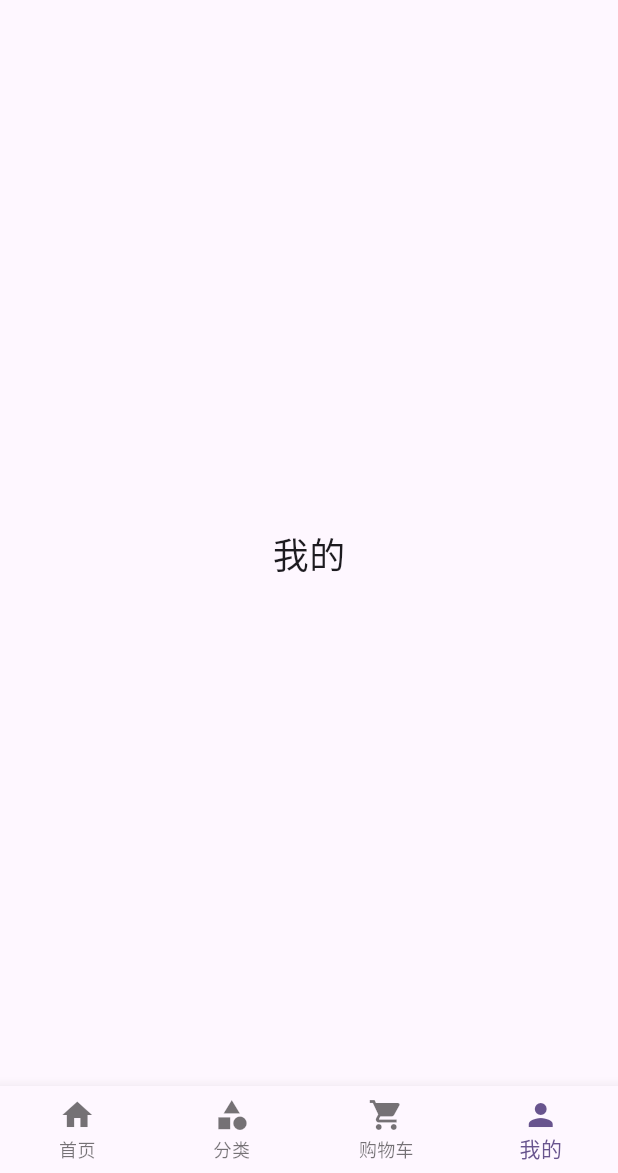
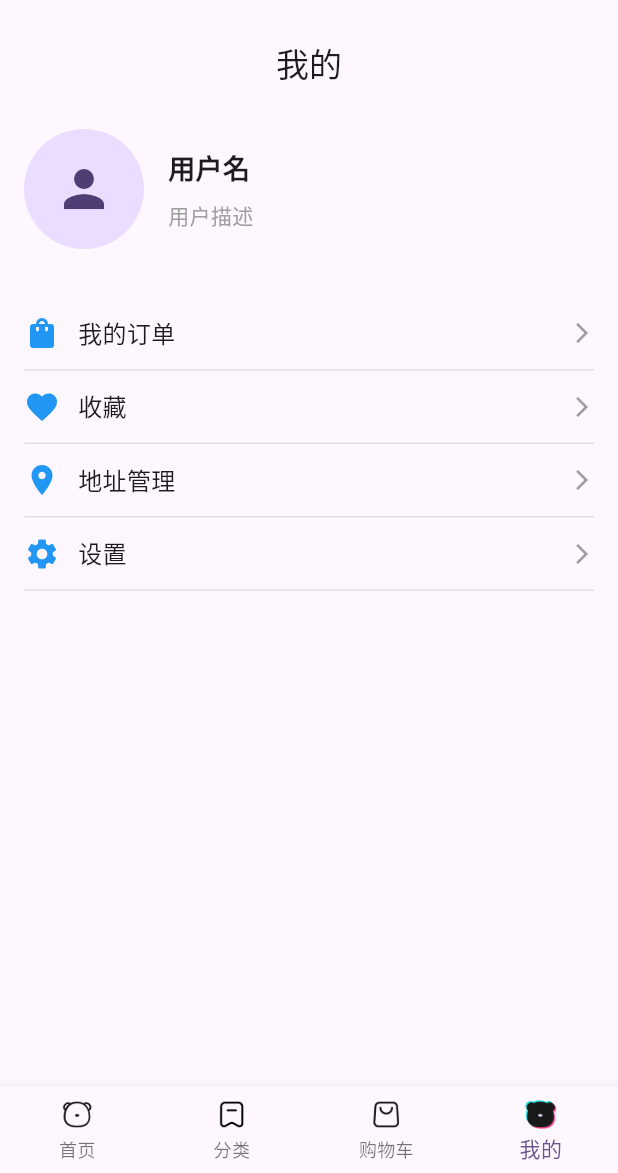
Before and after one commit to GoldenSide/flutter_shop, a Flutter app: the screen it shows after launch, item 4 of the bottom bar chosen, on a phone screen of 412 x 824 dp, the part 63-1236 px from its top. Run offline on Flutter 3.47's test engine with Material 3 defaults, Android fonts, the phone set to English and light mode, and no system bars.

Commit message:
构建页面组件的内容

```diff
--- a/lib/pages/Main/index.dart
+++ b/lib/pages/Main/index.dart
@@ -1,5 +1,8 @@
-
 import 'package:flutter/material.dart';
+import 'package:flutter_dianshang/pages/Cart/index.dart';
+import 'package:flutter_dianshang/pages/Category/index.dart';
+import 'package:flutter_dianshang/pages/Home/index.dart';
+import 'package:flutter_dianshang/pages/Mine/index.dart';
 
 class MainPage extends StatefulWidget {
   const MainPage({Key? key}) : super(key: key);
@@ -11,12 +14,49 @@ class MainPage extends StatefulWidget {
 class _MainPageState extends State<MainPage> {
   int _currentIndex = 0;
 
-	final List<Widget> _pages = [
-		const Center(child: Text('首页', style: TextStyle(fontSize: 24))),
-		const Center(child: Text('分类', style: TextStyle(fontSize: 24))),
-		const Center(child: Text('购物车', style: TextStyle(fontSize: 24))),
-		const Center(child: Text('我的', style: TextStyle(fontSize: 24))),
+  final List<Map<String, String>> _tabList = [
+    {
+      'text': '首页',
+      'icon': 'lib/assets/ic_public_my_normal.png',
+      'selectedIcon': 'lib/assets/ic_public_my_active.png'
+    },
+    {
+      'text': '分类',
+      'icon': 'lib/assets/ic_public_pro_normal.png',
+      'selectedIcon': 'lib/assets/ic_public_pro_active.png'
+    },
+    {
+      'text': '购物车',
+      'icon': 'lib/assets/ic_public_cart_normal.png',
+      'selectedIcon': 'lib/assets/ic_public_cart_active.png'
+    },
+    {
+      'text': '我的',
+      'icon': 'lib/assets/ic_public_my_normal.png',
+      'selectedIcon': 'lib/assets/ic_public_my_active.png'
+    }
   ];
+
+  // tabList数据结构
+  List<BottomNavigationBarItem> _buildBottomNavItems() {
+    return _tabList.asMap().entries.map((entry) {
+      int index = entry.key;
+      Map<String, String> item = entry.value;
+      return BottomNavigationBarItem(
+        icon: Image.asset(
+          _currentIndex == index ? item['selectedIcon']! : item['icon']!,
+          width: 24,
+          height: 24,
+        ),
+        label: item['text'],
+      );
+    }).toList();
+  }
+
+  // tabContent具体页面组件
+  List<Widget> _buildTabContent() {
+    return [HomeView(), CategoryView(), CartView(), MineView()];
+  }
 
   @override
   Widget build(BuildContext context) {
@@ -25,17 +65,17 @@ class _MainPageState extends State<MainPage> {
         title: const Text('Main Page'),
         centerTitle: true,
       ),
-			body: _pages[_currentIndex],
+      body: SafeArea(
+        child: IndexedStack(
+          index: _currentIndex,
+          children: _buildTabContent(),
+        ),
+      ),
       bottomNavigationBar: BottomNavigationBar(
         currentIndex: _currentIndex,
         type: BottomNavigationBarType.fixed,
         onTap: (index) => setState(() => _currentIndex = index),
-				items: const [
-					BottomNavigationBarItem(icon: Icon(Icons.home), label: '首页'),
-					BottomNavigationBarItem(icon: Icon(Icons.category), label: '分类'),
-					BottomNavigationBarItem(icon: Icon(Icons.shopping_cart), label: '购物车'),
-					BottomNavigationBarItem(icon: Icon(Icons.person), label: '我的'),
-				],
+        items: _buildBottomNavItems(),
       ),
     );
   }
--- /dev/null
+++ b/lib/pages/Mine/index.dart
@@ -0,0 +1,93 @@
+import 'package:flutter/material.dart';
+
+class MineView extends StatefulWidget {
+  const MineView({Key? key}) : super(key: key);
+
+  @override
+  State<MineView> createState() => _MineViewState();
+}
+
+class _MineViewState extends State<MineView> {
+  @override
+  Widget build(BuildContext context) {
+    return Scaffold(
+      appBar: AppBar(
+        title: const Text('我的'),
+        centerTitle: true,
+      ),
+      body: SingleChildScrollView(
+        child: Column(
+          children: [
+            _buildUserInfo(),
+            const SizedBox(height: 16),
+            _buildMenuItems(),
+          ],
+        ),
+      ),
+    );
+  }
+
+  Widget _buildUserInfo() {
+    return Container(
+      padding: const EdgeInsets.all(16),
+      child: Row(
+        children: [
+          const CircleAvatar(
+            radius: 40,
+            child: Icon(Icons.person, size: 40),
+          ),
+          const SizedBox(width: 16),
+          Column(
+            crossAxisAlignment: CrossAxisAlignment.start,
+            children: const [
+              Text(
+                '用户名',
+                style: TextStyle(fontSize: 18, fontWeight: FontWeight.bold),
+              ),
+              SizedBox(height: 8),
+              Text(
+                '用户描述',
+                style: TextStyle(fontSize: 14, color: Colors.grey),
+              ),
+            ],
+          ),
+        ],
+      ),
+    );
+  }
+
+  Widget _buildMenuItems() {
+    return Container(
+      padding: const EdgeInsets.symmetric(horizontal: 16),
+      child: Column(
+        children: [
+          _buildMenuItem(Icons.shopping_bag, '我的订单'),
+          _buildMenuItem(Icons.favorite, '收藏'),
+          _buildMenuItem(Icons.location_on, '地址管理'),
+          _buildMenuItem(Icons.settings, '设置'),
+        ],
+      ),
+    );
+  }
+
+  Widget _buildMenuItem(IconData icon, String title) {
+    return Container(
+      padding: const EdgeInsets.symmetric(vertical: 12),
+      decoration: BoxDecoration(
+        border: Border(
+          bottom: BorderSide(color: Colors.grey[300]!),
+        ),
+      ),
+      child: Row(
+        children: [
+          Icon(icon, color: Colors.blue),
+          const SizedBox(width: 12),
+          Expanded(
+            child: Text(title, style: const TextStyle(fontSize: 16)),
+          ),
+          const Icon(Icons.arrow_forward_ios, size: 16, color: Colors.grey),
+        ],
+      ),
+    );
+  }
+}
```
Also changed, not shown: lib/pages/Cart/index.dart (added, +67 -0 lines), lib/pages/Category/index.dart (added, +47 -0 lines), lib/pages/Home/index.dart (added, +31 -0 lines). Lines whose indentation alone changed are shown as unchanged.
